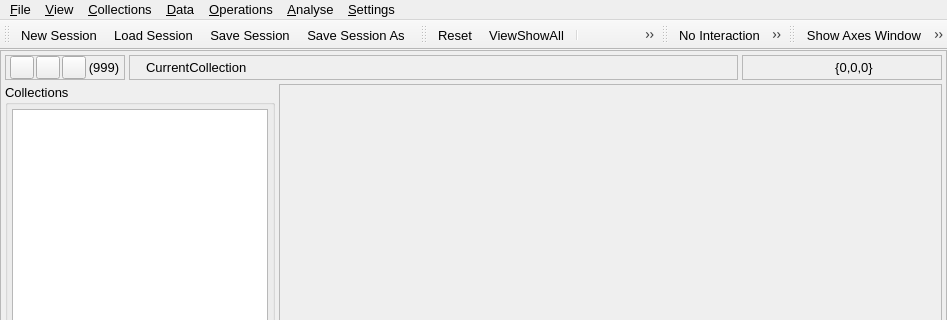
trisyoungs/uchroma, file src/gui/uchroma.ui: the form before one commit; both pictures show x 0 to 947 and y 0 to 320 of the 947 by 664 pixel window.
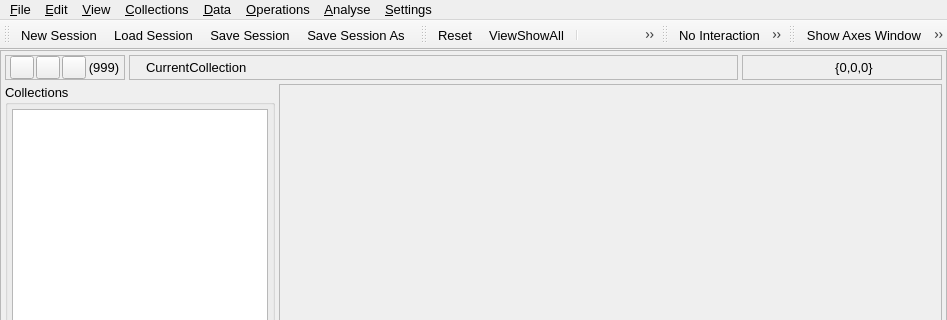
The form after the commit. Icons and pictures are not drawn. Custom widgets are drawn as their Qt base class.

```diff
--- a/src/gui/uchroma.ui
+++ b/src/gui/uchroma.ui
@@ -618,7 +618,7 @@
      <x>0</x>
      <y>0</y>
      <width>947</width>
-     <height>23</height>
+     <height>25</height>
     </rect>
    </property>
    <widget class="QMenu" name="menuFile">
@@ -670,7 +670,7 @@
     </property>
     <addaction name="actionSettingsChooseFont"/>
    </widget>
-   <widget class="QMenu" name="menuCollections">
+   <widget class="QMenu" name="menuCollection">
     <property name="title">
      <string>&amp;Collections</string>
     </property>
@@ -716,9 +716,17 @@
     <addaction name="actionOperateConstantBackgroundSubtraction"/>
     <addaction name="actionOperateSetZValues"/>
    </widget>
+   <widget class="QMenu" name="menuEdit">
+    <property name="title">
+     <string>&amp;Edit</string>
+    </property>
+    <addaction name="actionEditUndo"/>
+    <addaction name="actionEditRedo"/>
+   </widget>
    <addaction name="menuFile"/>
+   <addaction name="menuEdit"/>
    <addaction name="menuView"/>
-   <addaction name="menuCollections"/>
+   <addaction name="menuCollection"/>
    <addaction name="menuData"/>
    <addaction name="menuOperations"/>
    <addaction name="menuAnalyse"/>
```
Left out of the diff: 28 changed lines with no effect on the pictures.
